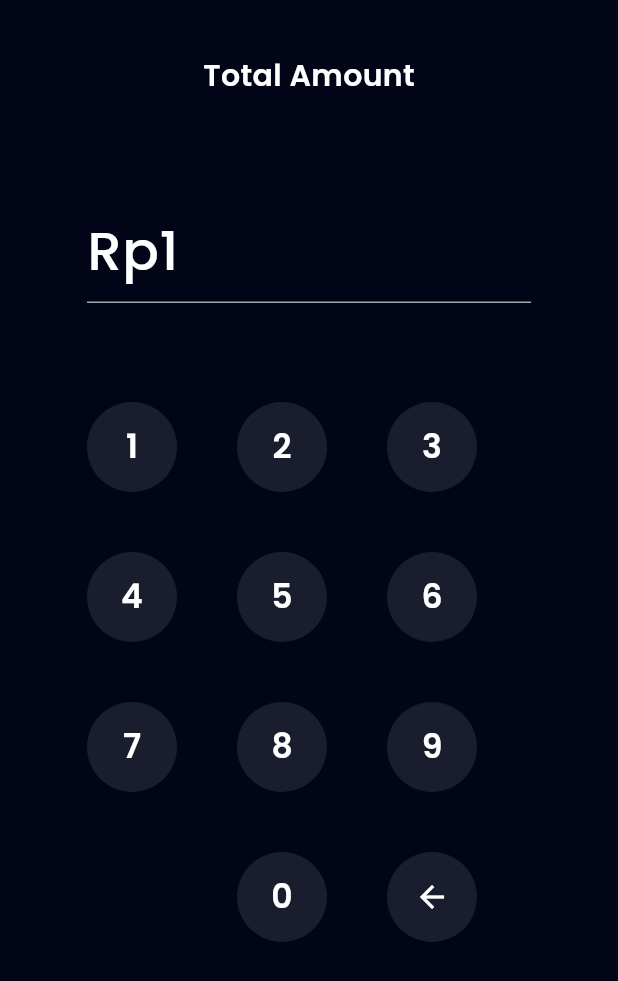
After one commit to KevinZakky/E-wallet-Bank-Sha, a Flutter app: the TopupAmountPage screen opened by its route, after a tap on an icon or button, on a phone screen of 412 x 824 dp. The commit adds this screen. Shown: the top 981 px of the screen. Run offline on Flutter 3.47's test engine with Material 3 defaults, Android fonts, the phone set to English and light mode, and no system bars; our stand-ins replace carousel_slider, google_fonts.

Commit message:
feat: slicing topup amount widget

```diff
--- a/lib/main.dart
+++ b/lib/main.dart
@@ -12,6 +12,7 @@ import 'package:ewallet_project_app/ui/pages/sign_up_page.dart';
 import 'package:ewallet_project_app/ui/pages/sign_up_set_profile.dart';
 import 'package:ewallet_project_app/ui/pages/sign_up_success.dart';
 import 'package:ewallet_project_app/ui/pages/splash_page.dart';
+import 'package:ewallet_project_app/ui/pages/topup_amount_page.dart';
 import 'package:ewallet_project_app/ui/pages/topup_page.dart';
 import 'package:flutter/material.dart';
 
@@ -48,7 +49,8 @@ class MyApp extends StatelessWidget {
           '/profile-edit': (context) => const ProfileEditPage(),
           '/profile-edit-pin': (context) => const ProfileEditPinPage(),
           '/profile-edit-success': (context) => const ProfileEditSuccessPage(),
-          '/topup': (context) => const TopupPage()
+          '/topup': (context) => const TopupPage(),
+          '/topup-amount': (context) => const TopupAmountPage()
         });
   }
 }
--- /dev/null
+++ b/lib/ui/pages/topup_amount_page.dart
@@ -0,0 +1,163 @@
+import 'package:ewallet_project_app/shared/theme.dart';
+import 'package:ewallet_project_app/ui/widgets/buttons.dart';
+import 'package:flutter/material.dart';
+
+class TopupAmountPage extends StatefulWidget {
+  const TopupAmountPage({super.key});
+
+  @override
+  State<TopupAmountPage> createState() => _TopupAmountPageState();
+}
+
+class _TopupAmountPageState extends State<TopupAmountPage> {
+  TextEditingController amountController = TextEditingController(text: '');
+
+  addAmount(String number) {
+    setState(() {
+      amountController.text = amountController.text + number;
+    });
+  }
+
+  deleteAmount() {
+    if (amountController.text.isNotEmpty) {
+      setState(() {
+        amountController.text = amountController.text
+            .substring(0, amountController.text.length - 1);
+      });
+    }
+  }
+
+  @override
+  Widget build(BuildContext context) {
+    return Scaffold(
+      backgroundColor: darkBackgroundColor,
+      body: ListView(
+        padding: const EdgeInsets.symmetric(horizontal: 58),
+        children: [
+          const SizedBox(
+            height: 36,
+          ),
+          Center(
+            child: Text(
+              'Total Amount',
+              style:
+                  whiteTextStyle.copyWith(fontSize: 20, fontWeight: semiBold),
+            ),
+          ),
+          const SizedBox(
+            height: 67,
+          ),
+          SizedBox(
+            width: 200,
+            child: TextFormField(
+              controller: amountController,
+              cursorColor: greyColor,
+              enabled: false,
+              style: whiteTextStyle.copyWith(fontSize: 36, fontWeight: medium),
+              decoration: InputDecoration(
+                prefix: Text(
+                  'Rp',
+                  style:
+                      whiteTextStyle.copyWith(fontSize: 36, fontWeight: medium),
+                ),
+                disabledBorder: UnderlineInputBorder(
+                  borderSide: BorderSide(color: greyColor),
+                ),
+              ),
+            ),
+          ),
+          const SizedBox(
+            height: 66,
+          ),
+          Wrap(
+            spacing: 40,
+            runSpacing: 40,
+            children: [
+              CustomNumberButton(
+                num: '1',
+                onTap: () {
+                  addAmount('1');
+                },
+              ),
+              CustomNumberButton(
+                num: '2',
+                onTap: () {
+                  addAmount('2');
+                },
+              ),
+              CustomNumberButton(
+                num: '3',
+                onTap: () {
+                  addAmount('3');
+                },
+              ),
+              CustomNumberButton(
+                num: '4',
+                onTap: () {
+                  addAmount('4');
+                },
+              ),
+              CustomNumberButton(
+                num: '5',
+                onTap: () {
+                  addAmount('5');
+                },
+              ),
+              CustomNumberButton(
+                num: '6',
+                onTap: () {
+                  addAmount('6');
+                },
+              ),
+              CustomNumberButton(
+                num: '7',
+                onTap: () {
+                  addAmount('7');
+                },
+              ),
+              CustomNumberButton(
+                num: '8',
+                onTap: () {
+                  addAmount('8');
+                },
+              ),
+              CustomNumberButton(
+                num: '9',
+                onTap: () {
+                  addAmount('9');
+                },
+              ),
+              const SizedBox(
+                width: 60,
+                height: 60,
+              ),
+              CustomNumberButton(
+                num: '0',
+                onTap: () {
+                  addAmount('0');
+                },
+              ),
+              GestureDetector(
+                onTap: () {
+                  deleteAmount();
+                },
+                child: Container(
+                  width: 60,
+                  height: 60,
+                  decoration: BoxDecoration(
+                      shape: BoxShape.circle, color: numberBackgroundColor),
+                  child: Center(
+                    child: Icon(
+                      Icons.arrow_back,
+                      color: whiteColor,
+                    ),
+                  ),
+                ),
+              )
+            ],
+          )
+        ],
+      ),
+    );
+  }
+}
--- a/lib/ui/pages/topup_page.dart
+++ b/lib/ui/pages/topup_page.dart
@@ -69,7 +69,12 @@ class TopupPage extends StatelessWidget {
           const SizedBox(
             height: 12,
           ),
-          CustomFilledButton(title: 'Continue'),
+          CustomFilledButton(
+            title: 'Continue',
+            onPressed: () {
+              Navigator.pushNamed(context, '/topup-amount');
+            },
+          ),
           const SizedBox(
             height: 57,
           )
```
